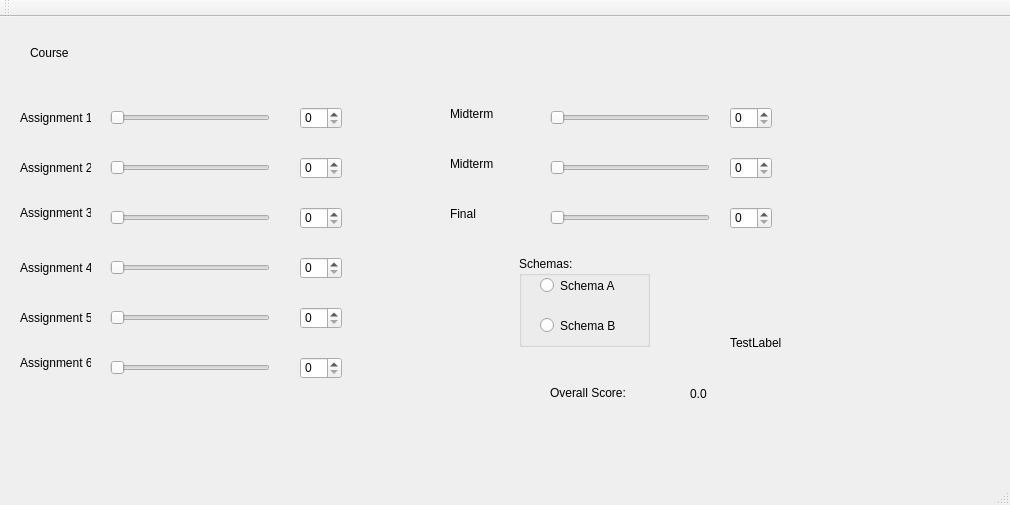
Above: gradecalc.ui from vrsivananda/GradeCalculator before the change. Below: the same form after it.
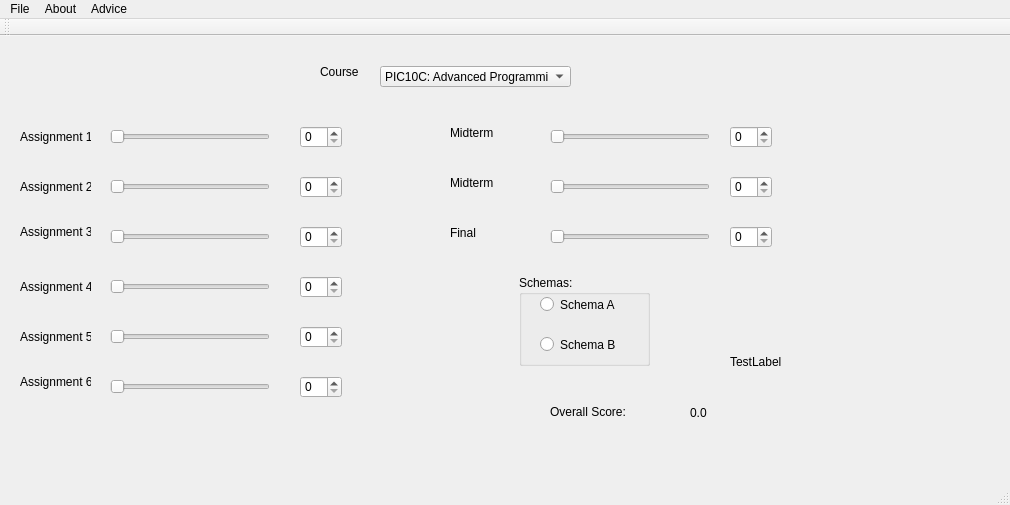
That is the form after the change.

Commit message: Basic working model done. Added another class.

What changed in the file:
```diff
--- a/gradecalc.ui
+++ b/gradecalc.ui
@@ -88,7 +88,7 @@
    <widget class="QLabel" name="label_4">
     <property name="geometry">
      <rect>
-      <x>30</x>
+      <x>320</x>
       <y>20</y>
       <width>47</width>
       <height>31</height>
@@ -483,6 +483,26 @@
      <string>TestLabel</string>
     </property>
    </widget>
+   <widget class="QComboBox" name="ClassComboBox1">
+    <property name="geometry">
+     <rect>
+      <x>380</x>
+      <y>30</y>
+      <width>191</width>
+      <height>21</height>
+     </rect>
+    </property>
+    <item>
+     <property name="text">
+      <string>PIC10C: Advanced Programming</string>
+     </property>
+    </item>
+    <item>
+     <property name="text">
+      <string>Math31B: Single Variable Calculus</string>
+     </property>
+    </item>
+   </widget>
    <zorder>groupBox</zorder>
    <zorder>AssSlider1</zorder>
    <zorder>AssSlider2</zorder>
@@ -527,6 +547,33 @@
      <height>21</height>
     </rect>
    </property>
+   <widget class="QMenu" name="menuFile">
+    <property name="title">
+     <string>File</string>
+    </property>
+    <addaction name="actionSave"/>
+    <addaction name="actionSave_as"/>
+    <addaction name="separator"/>
+    <addaction name="actionDo_Nothing"/>
+   </widget>
+   <widget class="QMenu" name="menuAbout">
+    <property name="title">
+     <string>About</string>
+    </property>
+    <addaction name="actionWho_are_we"/>
+    <addaction name="actionWhat_is_this"/>
+    <addaction name="actionWhy_are_we_here"/>
+   </widget>
+   <widget class="QMenu" name="menuAdvice">
+    <property name="title">
+     <string>Advice</string>
+    </property>
+    <addaction name="actionHelp"/>
+    <addaction name="actionWhat_do_I_do_now"/>
+   </widget>
+   <addaction name="menuFile"/>
+   <addaction name="menuAbout"/>
+   <addaction name="menuAdvice"/>
   </widget>
   <widget class="QToolBar" name="mainToolBar">
    <attribute name="toolBarArea">
```
Left out of the diff: 41 changed lines with no effect on the pictures. The commit also changes 3 other files.
